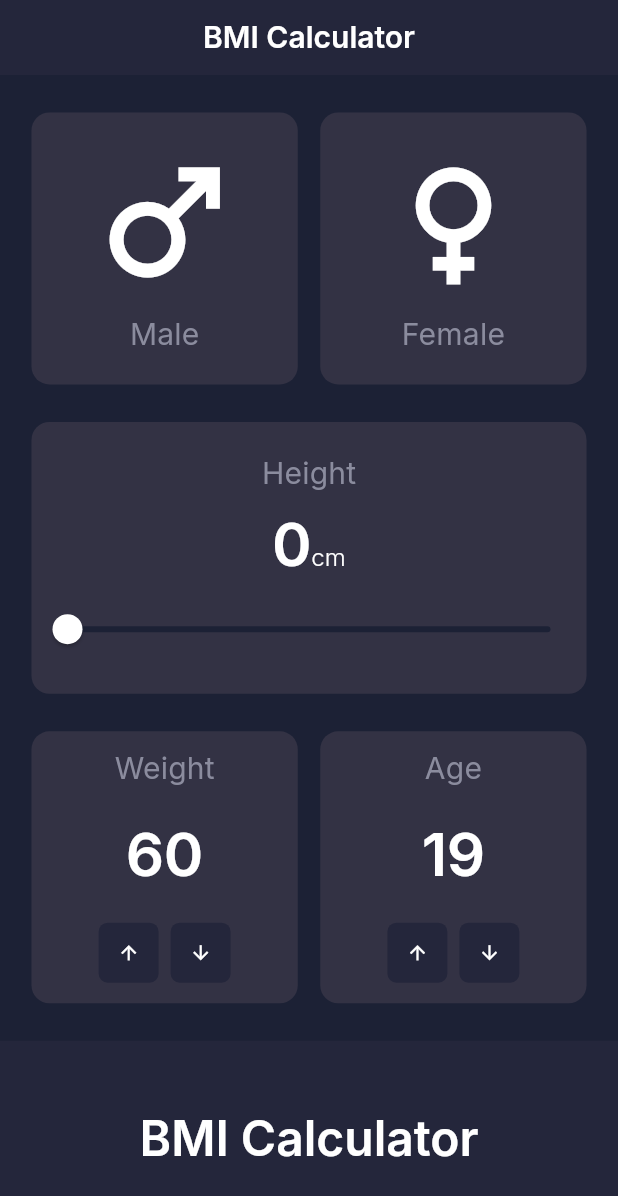
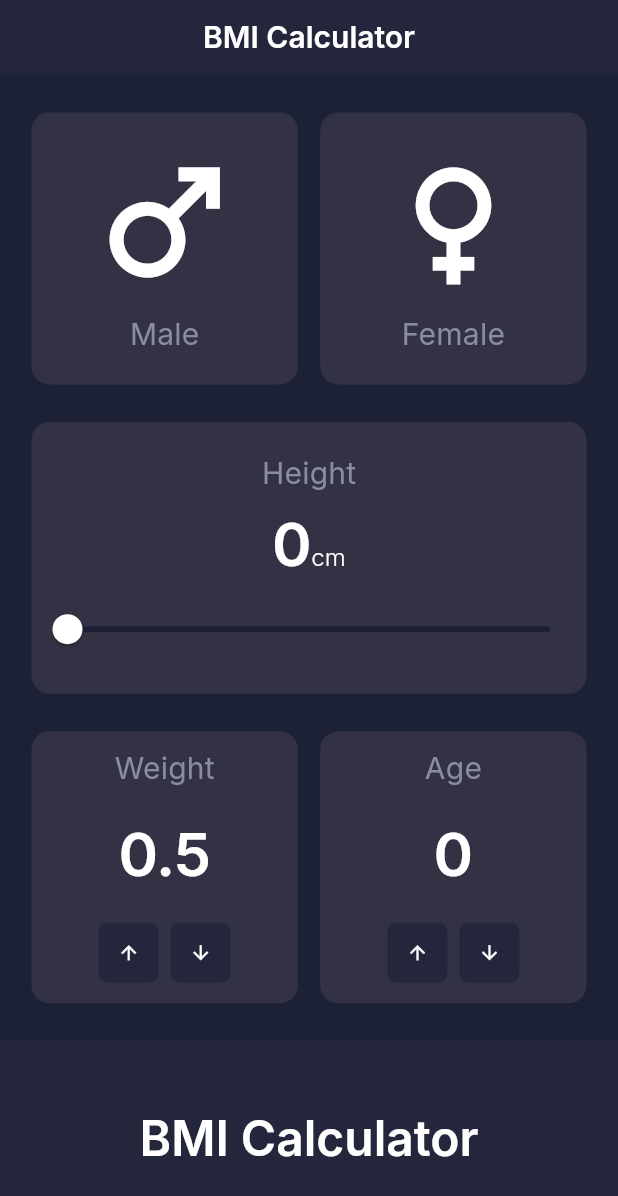
Before and after one commit to mdzarepour/Flutter_Bmi_Calculator, a Flutter app: the screen it shows after launch, after a tap on the "arrow upward" icon, on a phone screen of 412 x 824 dp. Shown: the top 1196 px of the screen. Run offline on Flutter 3.47's test engine with Material 3 defaults, Android fonts, the phone set to English and light mode, and no system bars; our stand-ins replace google_fonts.

Commit message:
widget tree completed with data setters for each

```diff
--- a/lib/data/dummy_data/dummy_bmi.dart
+++ /dev/null
@@ -1,8 +0,0 @@
-import 'package:bmi_calculator/data/models/bmi_model.dart';
-
-BmiModel bmiModel = BmiModel(
-  age: 0,
-  gender: Gender.ungender,
-  height: 0.0,
-  weight: 0.0,
-);
--- a/lib/data/models/bmi_model.dart
+++ b/lib/data/models/bmi_model.dart
@@ -2,6 +2,8 @@ import 'package:bmi_calculator/core/constants/app_colors.dart';
 import 'package:flutter/material.dart';
 
 enum Gender { male, female, ungender }
+
+enum ChangeType { increase, decrease }
 
 class BmiModel {
   BmiModel({
@@ -15,19 +17,21 @@ class BmiModel {
   double weight;
   int age;
 
-  Color get femaleSelectioColor {
-    if (gender == Gender.female) {
-      return AppColors.materialSecondBlue;
-    } else {
-      return AppColors.materialThirdBlue;
-    }
+  Color genderSelectionColor(Gender selectedGender) {
+    return gender == selectedGender
+        ? AppColors.materialSecondBlue
+        : AppColors.materialThirdBlue;
   }
 
-  Color get maleSelectioColor {
-    if (gender == Gender.male) {
-      return AppColors.materialSecondBlue;
-    } else {
-      return AppColors.materialThirdBlue;
-    }
+  void changeHeight(double value) => height = value;
+
+  void updateWeight(ChangeType type) {
+    if (type == ChangeType.increase) weight += 0.5;
+    if (type == ChangeType.decrease) if (weight > 0) weight -= 0.5;
+  }
+
+  void updateAge(ChangeType type) {
+    if (type == ChangeType.increase) age += 1;
+    if (type == ChangeType.decrease) if (age > 0) age -= 1;
   }
 }
--- a/lib/screens/input_screen/components/calculation_button.dart
+++ b/lib/screens/input_screen/components/calculation_button.dart
@@ -1,17 +1,30 @@
 import 'package:bmi_calculator/core/constants/app_strings.dart';
+import 'package:bmi_calculator/data/models/bmi_model.dart';
+import 'package:bmi_calculator/screens/resualt_screen/resualt_screen.dart';
+import 'package:flutter/cupertino.dart';
 import 'package:flutter/material.dart';
 
 class CalculateButton extends StatelessWidget {
-  const CalculateButton({super.key});
+  const CalculateButton({super.key, required this.bmiModel});
+  final BmiModel bmiModel;
 
   @override
   Widget build(BuildContext context) {
     return Expanded(
       child: FilledButton(
         style: Theme.of(context).filledButtonTheme.style,
-        onPressed: () {},
+        onPressed: () {
+          navigateToResualtScreen(context);
+        },
         child: const Text(AppStrings.inputCalculateButtonText),
       ),
     );
   }
+
+  void navigateToResualtScreen(BuildContext context) {
+    final route = CupertinoPageRoute(
+      builder: (context) => ResualtScreen(bmiModel: bmiModel),
+    );
+    Navigator.of(context).push(route);
+  }
 }
--- a/lib/screens/input_screen/input_screen.dart
+++ b/lib/screens/input_screen/input_screen.dart
@@ -1,6 +1,4 @@
-import 'package:bmi_calculator/core/constants/app_colors.dart';
 import 'package:bmi_calculator/core/constants/app_strings.dart';
-import 'package:bmi_calculator/data/dummy_data/dummy_bmi.dart';
 import 'package:bmi_calculator/data/models/bmi_model.dart';
 import 'package:bmi_calculator/screens/input_screen/components/calculation_button.dart';
 import 'package:bmi_calculator/screens/input_screen/components/card_widget.dart';
@@ -16,7 +14,18 @@ class InputPage extends StatefulWidget {
 }
 
 class _InputPageState extends State<InputPage> {
-  double _heightValue = 0.0;
+  late BmiModel bmiModel;
+  @override
+  void initState() {
+    bmiModel = BmiModel(
+      age: 0,
+      gender: Gender.ungender,
+      height: 0,
+      weight: 0.0,
+    );
+    super.initState();
+  }
+
   @override
   Widget build(BuildContext context) {
     final TextTheme textTheme = Theme.of(context).textTheme;
@@ -27,9 +36,10 @@ class _InputPageState extends State<InputPage> {
         crossAxisAlignment: CrossAxisAlignment.stretch,
         children: [
           const SizedBox.shrink(),
+          // gender selection layer -->
           MultiChildInputWidget(
             leftSideWidget: InputCardWidget(
-              cardColor: bmiModel.maleSelectioColor,
+              cardColor: bmiModel.genderSelectionColor(Gender.male),
               cardChild: GestureDetector(
                 onTap: () => _genderSelection(Gender.male),
                 child: Column(
@@ -46,7 +56,7 @@ class _InputPageState extends State<InputPage> {
               ),
             ),
             rightSideWidget: InputCardWidget(
-              cardColor: bmiModel.femaleSelectioColor,
+              cardColor: bmiModel.genderSelectionColor(Gender.female),
               cardChild: GestureDetector(
                 onTap: () => _genderSelection(Gender.female),
                 child: Column(
@@ -63,16 +73,17 @@ class _InputPageState extends State<InputPage> {
               ),
             ),
           ),
+          // height selection layer -->
           SingleChildInputWidget(
-            heightValue: _heightValue,
+            heightValue: bmiModel.height,
             slider: Slider(
               min: 0,
               max: 220,
-              value: _heightValue,
-              onChanged: (value) => setState(() => _heightValue = value),
-              onChangeEnd: (value) => bmiModel.height = value,
+              value: bmiModel.height,
+              onChanged: (value) => heightSelection(value),
             ),
           ),
+          // weight and age selection layer -->
           MultiChildInputWidget(
             leftSideWidget: InputCardWidget(
               cardChild: Column(
@@ -82,16 +93,19 @@ class _InputPageState extends State<InputPage> {
                     style: textTheme.titleMedium,
                     AppStrings.inputWeightLable,
                   ),
-                  Text(style: textTheme.displayLarge, '60'),
+                  Text(
+                    style: textTheme.displayLarge,
+                    bmiModel.weight.toString(),
+                  ),
                   Row(
                     mainAxisAlignment: MainAxisAlignment.center,
                     children: [
                       IconButton(
-                        onPressed: () {},
+                        onPressed: () => weightSelection(ChangeType.increase),
                         icon: const Icon(size: 15, Icons.arrow_upward),
                       ),
                       IconButton(
-                        onPressed: () {},
+                        onPressed: () => weightSelection(ChangeType.decrease),
                         icon: const Icon(size: 15, Icons.arrow_downward),
                       ),
                     ],
@@ -104,16 +118,16 @@ class _InputPageState extends State<InputPage> {
                 mainAxisAlignment: MainAxisAlignment.spaceAround,
                 children: [
                   Text(style: textTheme.titleMedium, AppStrings.inputAgeLable),
-                  Text(style: textTheme.displayLarge, '19'),
+                  Text(style: textTheme.displayLarge, bmiModel.age.toString()),
                   Row(
                     mainAxisAlignment: MainAxisAlignment.center,
                     children: [
                       IconButton(
-                        onPressed: () {},
+                        onPressed: () => ageSelection(ChangeType.increase),
                         icon: const Icon(size: 15, Icons.arrow_upward),
                       ),
                       IconButton(
-                        onPressed: () {},
+                        onPressed: () => ageSelection(ChangeType.decrease),
                         icon: const Icon(size: 15, Icons.arrow_downward),
                       ),
                     ],
@@ -122,7 +136,7 @@ class _InputPageState extends State<InputPage> {
               ),
             ),
           ),
-          const CalculateButton(),
+          CalculateButton(bmiModel: bmiModel),
         ],
       ),
     );
@@ -131,4 +145,16 @@ class _InputPageState extends State<InputPage> {
   void _genderSelection(Gender gender) {
     setState(() => bmiModel.gender = gender);
   }
+
+  void heightSelection(double value) {
+    setState(() => bmiModel.changeHeight(value));
+  }
+
+  void weightSelection(ChangeType type) {
+    setState(() => bmiModel.updateWeight(type));
+  }
+
+  void ageSelection(ChangeType type) {
+    setState(() => bmiModel.updateAge(type));
+  }
 }
--- a/lib/screens/resualt_screen/resualt_screen.dart
+++ b/lib/screens/resualt_screen/resualt_screen.dart
@@ -1,10 +1,12 @@
+import 'package:bmi_calculator/data/models/bmi_model.dart';
 import 'package:flutter/material.dart';
 
 class ResualtScreen extends StatelessWidget {
-  const ResualtScreen({super.key});
+  const ResualtScreen({super.key, required this.bmiModel});
+  final BmiModel bmiModel;
 
   @override
   Widget build(BuildContext context) {
-    return const Scaffold();
+    return Scaffold(body: Center(child: Text(this.bmiModel.age.toString())));
   }
 }
```
